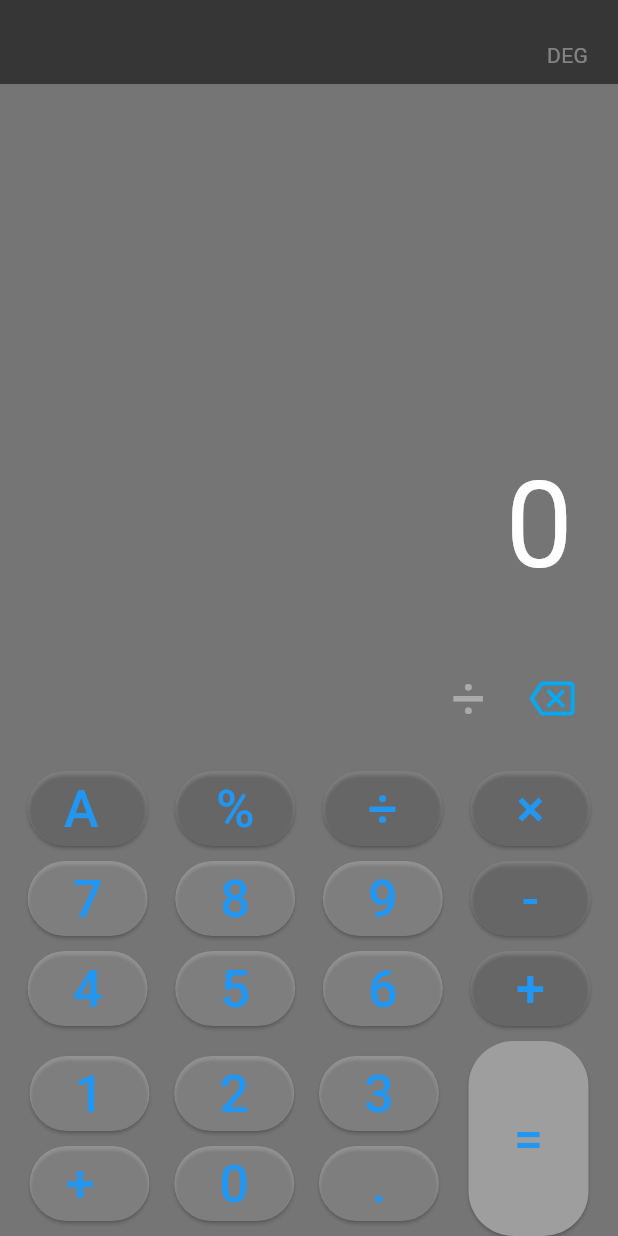
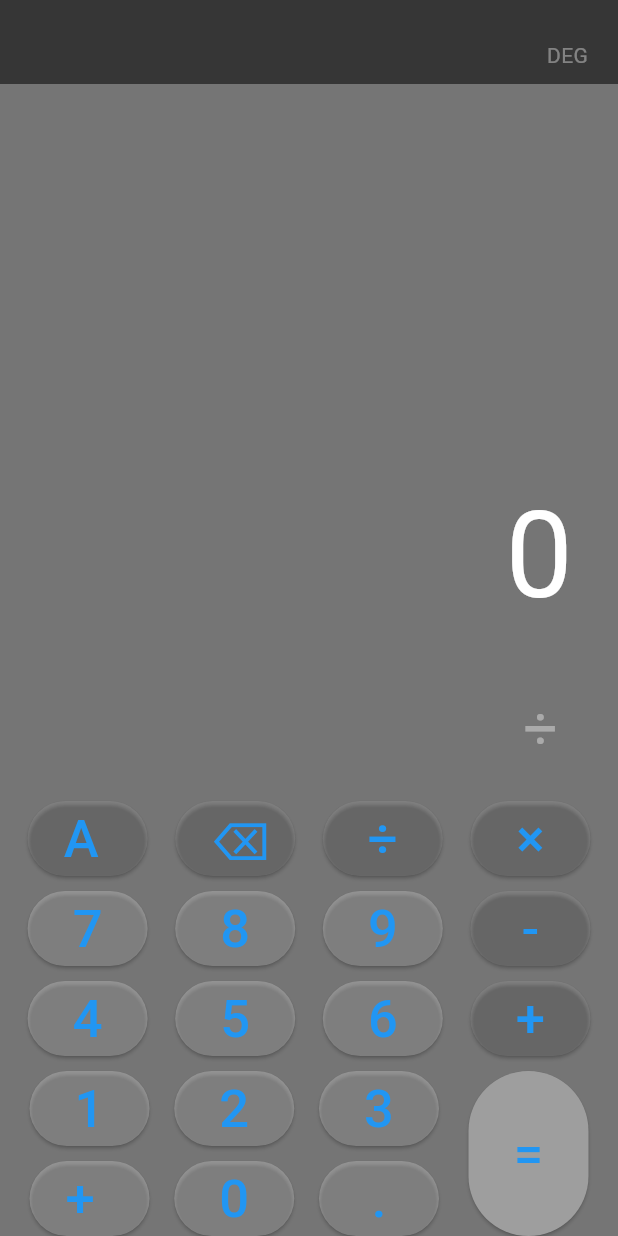
Before and after one commit to 2012point102425/calculator, a Flutter app: the screen it shows after launch, after a tap on an icon or button, on a phone screen of 412 x 824 dp. Run offline on Flutter 3.47's test engine with Material 3 defaults, Android fonts, the phone set to English and light mode, and no system bars; our stand-ins replace math_expressions.

Commit message:
complete with comments

```diff
--- a/lib/buttons.dart
+++ b/lib/buttons.dart
@@ -7,14 +7,14 @@ Widget calcButton(
   return Container(
     // Creates a widget that combines common painting, positioning, and sizing widgets. The height and width values include the padding.
     width: 80,
-    height: buttonText == '=' ? 130 : 50,
+    height: buttonText == '=' ? 110 : 50,
     padding: const EdgeInsets.all(0),
     child: ElevatedButton(
       onPressed: buttonPressed,
       style: ElevatedButton.styleFrom(
           shape: const RoundedRectangleBorder(
             // shape of buttons
-              borderRadius:BorderRadius.all(Radius.circular(30))),
+              borderRadius:BorderRadius.all(Radius.circular(50))),
           backgroundColor: buttonColor),
       child: Text(buttonText,
         style: const TextStyle(fontSize: 35, color: Colors.blue),
--- a/lib/calculator.dart
+++ b/lib/calculator.dart
@@ -22,6 +22,7 @@ class _CalculatorViewState extends State<CalculatorView> {
       // checks for decimal
       if (result.toString().contains('.')) {
         List<String> splitDecimal = result.toString().split('.');
+        // finds decimal in expression and keeps it seperated
         if (!(int.parse(splitDecimal[1]) > 0)) {
           return result = splitDecimal[0].toString();
         //
@@ -31,11 +32,12 @@ class _CalculatorViewState extends State<CalculatorView> {
     }
 
     setState(() {
-      if (buttonText == "C") {
+      if (buttonText == "AC") {
         equation = "0";
         result = "0";
       } else if (buttonText == "⌫") {
         equation = equation.substring(0, equation.length - 1);
+        // The substring of this string from start, inclusive, to end, exclusive
         if (equation == "") {
           equation = "0";
         }
@@ -49,10 +51,11 @@ class _CalculatorViewState extends State<CalculatorView> {
         expression = equation;
         expression = expression.replaceAll('×', '*');
         expression = expression.replaceAll('÷', '/');
-        expression = expression.replaceAll('%', '%');
+
 // replaces expressions
         try {
           Parser p = Parser();
+          // converts string to int
           Expression exp = p.parse(expression);
 
           ContextModel cm = ContextModel();
@@ -97,6 +100,7 @@ class _CalculatorViewState extends State<CalculatorView> {
         alignment: Alignment.bottomRight,
         child: SingleChildScrollView(
           scrollDirection: Axis.horizontal,
+          // allows you to scroll horizontally
           child: Column(
             crossAxisAlignment: CrossAxisAlignment.end,
             children: [
@@ -123,13 +127,10 @@ class _CalculatorViewState extends State<CalculatorView> {
                           color: Colors.white38,
                         )),
                   ),
-                  IconButton(
-                    icon: const Icon(Icons.backspace_outlined,
-                        color: Colors.lightBlue, size: 30),
-                    onPressed: () {
-                      buttonPressed("⌫");
-                    },
-                  ),
+
+                      // display for delete 1 button
+
+
                   const SizedBox(width: 20),
                 ],
               )
@@ -141,9 +142,10 @@ class _CalculatorViewState extends State<CalculatorView> {
                 mainAxisAlignment: MainAxisAlignment.spaceEvenly,
                 children: [
                   calcButton('AC', Colors.white10, () => buttonPressed('AC')),
-                  calcButton('%', Colors.white10, () => buttonPressed('%')),
+                  calcButton('⌫', Colors.white10, () => buttonPressed('⌫')),
                   calcButton('÷', Colors.white10, () => buttonPressed('÷')),
                   calcButton("×", Colors.white10, () => buttonPressed('×')),
+                  // matches buttons to functions
                 ],
               ),
               const SizedBox(height: 10),
@@ -155,6 +157,7 @@ class _CalculatorViewState extends State<CalculatorView> {
                   calcButton('8', Colors.white24, () => buttonPressed('8')),
                   calcButton('9', Colors.white24, () => buttonPressed('9')),
                   calcButton('-', Colors.white10, () => buttonPressed('-')),
+                  // matches buttons to functions
                 ],
               ),
               const SizedBox(height: 10),
@@ -166,6 +169,7 @@ class _CalculatorViewState extends State<CalculatorView> {
                   calcButton('5', Colors.white24, () => buttonPressed('5')),
                   calcButton('6', Colors.white24, () => buttonPressed('6')),
                   calcButton('+', Colors.white10, () => buttonPressed('+')),
+                  // matches buttons to functions
                 ],
               ),
               const SizedBox(height: 10),
@@ -175,7 +179,7 @@ class _CalculatorViewState extends State<CalculatorView> {
                 mainAxisAlignment: MainAxisAlignment.spaceEvenly,
                 children: [
                   Column(
-                    //mainAxisAlignment: MainAxisAlignment.spaceAround
+                    mainAxisAlignment: MainAxisAlignment.spaceAround,
                     children: [
                       Row(
                         children: [
@@ -189,6 +193,7 @@ class _CalculatorViewState extends State<CalculatorView> {
                               width: MediaQuery.of(context).size.width * 0.04),
                           calcButton(
                               '3', Colors.white24, () => buttonPressed('3')),
+                              // displays what is pressed
                         ],
                       ),
                       const SizedBox(height: 10),
@@ -209,7 +214,7 @@ class _CalculatorViewState extends State<CalculatorView> {
                       ),
                     ],
                   ),
-                  calcButton('=', Colors.grey, () =>                         buttonPressed('=')),
+                  calcButton('=', Colors.grey, () => buttonPressed('=')),
                 ],
               )
     ],
```
